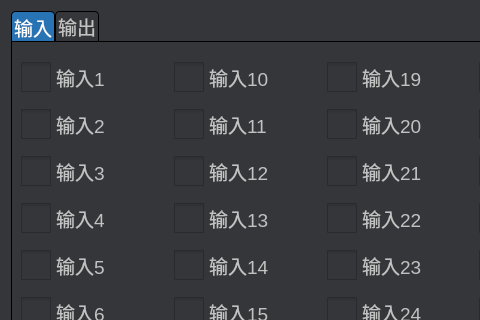
Qt form frm_monitor.ui (eeyoo/yunsheng) before a commit; both pictures show x 0 to 480 and y 0 to 320 of the 800 by 500 pixel window.
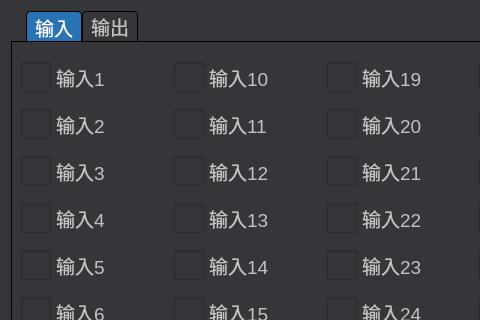
The same form after that commit. Icons and pictures are not drawn.

What changed in the file:
```diff
--- a/frm_monitor.ui
+++ b/frm_monitor.ui
@@ -24,6 +24,10 @@
 background: #343639;
 }
 
+QTabWidget::tab-bar {
+	left: 15px;
+}
+
 QTabWidget::pane {
 border: 1px solid black;
 }
@@ -31,12 +35,12 @@
 QTabBar::tab{
 background: #343639;
 border: 1px solid black;
-border-bottom-color: #343639;                                 
+border-bottom-color: #343639; 
 border-top-left-radius: 4px;
 border-top-right-radius: 4px;
-min-width:10ex;
+min-width: 50px;
 padding: 2px;
-min-height: 3ex;
+min-height: 10px;
 }
 
 QTabBar::tab:selected {
```
